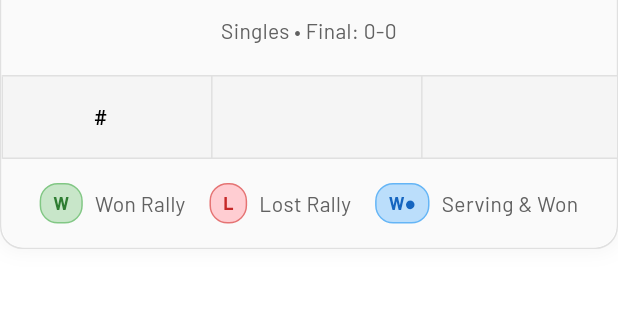
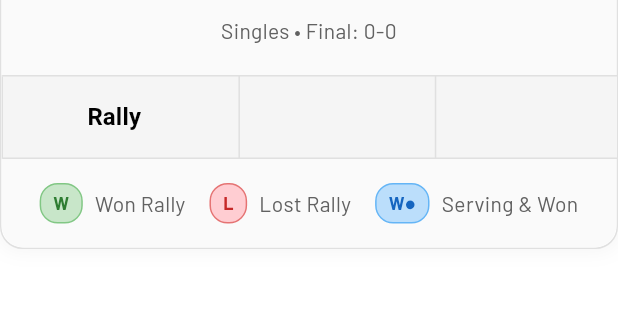
Before and after one commit to Force-Power-Infotech/pickleball_app, a Flutter app: the ScorecardScreen screen opened directly with empty values, on a phone screen of 412 x 824 dp, the part 255-575 px from its top. Run offline on Flutter 3.47's test engine with Material 3 defaults, Android fonts, the phone set to English and light mode, and no system bars; our stand-ins replace flutter_animate, google_fonts, shared_preferences; accounts and stored records are empty.

Commit message:
Refactor scorecard display to improve player name presentation and enhance rally column header for clarity

```diff
--- a/lib/screens/end_game_summary_screen.dart
+++ b/lib/screens/end_game_summary_screen.dart
@@ -1141,8 +1141,8 @@ class ScorecardScreen extends StatelessWidget {
       if (match.teamBPlayer2 != null) playerNamesB.add(_truncatePlayerName(match.teamBPlayer2!));
     } else {
       // For singles, use player names or team names as fallback
-      playerNamesA.add(_truncatePlayerName(match.teamAPlayer1 ?? match.teamAName));
-      playerNamesB.add(_truncatePlayerName(match.teamBPlayer1 ?? match.teamBName));
+          playerNamesA.add(match.teamAPlayer1 ?? match.teamAName);
+          playerNamesB.add(match.teamBPlayer1 ?? match.teamBName);
     }
 
     return Container(
@@ -1211,10 +1211,10 @@ class ScorecardScreen extends StatelessWidget {
                   const DataColumn(
                     label: Expanded(
                       child: Text(
-                        '#',
+                        'Rally',
                         style: TextStyle(
                           fontWeight: FontWeight.bold,
-                          fontSize: 14,
+                          fontSize: 16,
                           color: Colors.black,
                         ),
                         textAlign: TextAlign.center,
@@ -1224,16 +1224,20 @@ class ScorecardScreen extends StatelessWidget {
                   ...playerNamesA.map(
                     (name) => DataColumn(
                       label: Expanded(
+                        child: Container(
+                          alignment: Alignment.center,
                           child: Text(
                             name,
                             style: const TextStyle(
                               fontWeight: FontWeight.bold,
-                            fontSize: 12,
+                              fontSize: 16,
                               color: AppTheme.primaryRed,
                             ),
-                          overflow: TextOverflow.ellipsis,
-                          maxLines: 2,
+                            overflow: TextOverflow.visible,
+                            softWrap: true,
+                            maxLines: 3,
                             textAlign: TextAlign.center,
+                          ),
                         ),
                       ),
                     ),
@@ -1241,16 +1245,20 @@ class ScorecardScreen extends StatelessWidget {
                   ...playerNamesB.map(
                     (name) => DataColumn(
                       label: Expanded(
+                        child: Container(
+                          alignment: Alignment.center,
                           child: Text(
                             name,
                             style: const TextStyle(
                               fontWeight: FontWeight.bold,
-                            fontSize: 12,
+                              fontSize: 16,
                               color: AppTheme.primaryBlue,
                             ),
-                          overflow: TextOverflow.ellipsis,
-                          maxLines: 2,
+                            overflow: TextOverflow.visible,
+                            softWrap: true,
+                            maxLines: 3,
                             textAlign: TextAlign.center,
+                          ),
                         ),
                       ),
                     ),
```
Lines whose indentation alone changed are shown as unchanged.
